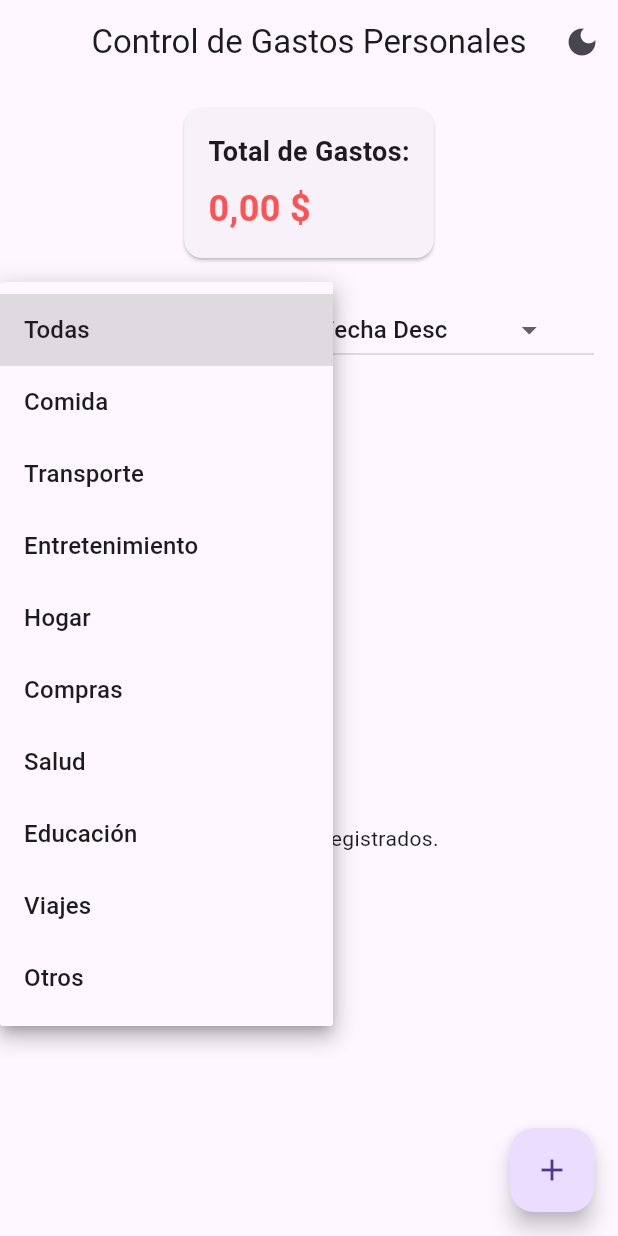
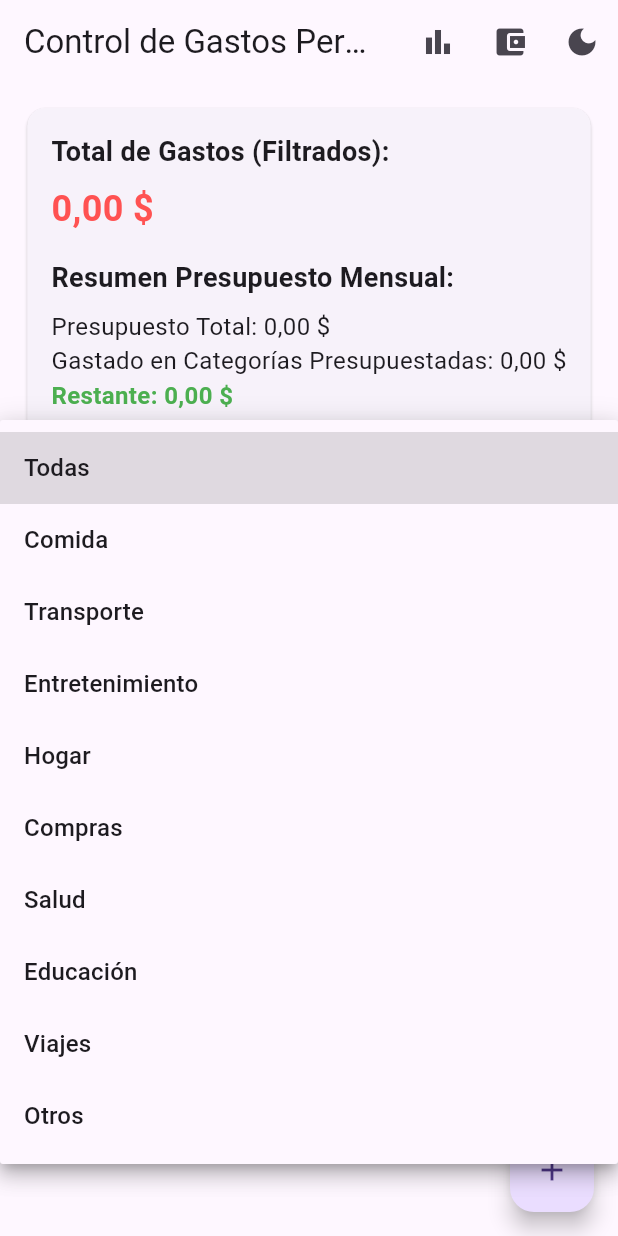
Before and after one commit to red170/PPA-ExpenseApp, a Flutter app: the screen it shows after launch, after a tap on "Todas", on a phone screen of 412 x 824 dp. Run offline on Flutter 3.47's test engine with Material 3 defaults, Android fonts, the phone set to English and light mode, and no system bars; our stand-ins replace shared_preferences, sqflite, sqflite_common_ffi; accounts and stored records are empty.

Commit message:
Agregados de Funciones
-Gestión de Presupuestos por Categoría: Permite establecer y controlar límites de gasto para cada categoría.

-Resumen Mensual de Gastos: Visualiza el total gastado por categoría para un mes y año específicos.

-Filtro de Gastos por Categoría: Facilita la visualización de transacciones de categorías específicas.

- Ordenamiento de Gastos: Permite organizar la lista de gastos por fecha, monto o descripción.

```diff
--- a/expense_tracker_app/lib/database/database_helper.dart
+++ b/expense_tracker_app/lib/database/database_helper.dart
@@ -1,8 +1,9 @@
 import 'package:sqflite/sqflite.dart';
 import 'package:path/path.dart';
 import '../models/expense.dart'; // Define cómo se guarda un gasto
+import '../models/budget.dart'; // Define cómo se guarda un presupuesto
 
-// Esta clase ayuda a guardar, leer, actualizar y borrar los gastos en la base de datos
+// Esta clase ayuda a guardar, leer, actualizar y borrar los gastos y presupuestos en la base de datos
 class DatabaseHelper {
   // Crea una única instancia de esta clase (para no tener varias conexiones a la base de datos)
   static final DatabaseHelper _instance = DatabaseHelper._internal();
@@ -33,38 +34,67 @@ class DatabaseHelper {
     // Crea la ruta completa al archivo de la base de datos
     String path = join(documentsPath, 'expenses.db');
 
-    // Abre el archivo de la base de datos. Si no existe, llama a _onCreate para crearla.
+    // Abre la base de datos. Si no existe, onCreate se llama para crearla.
     return await openDatabase(
       path,
-      version: 1, // La versión de la base de datos
+      version: 2, // La versión de la base de datos
       onCreate: _onCreate, // Función para crear las tablas la primera vez
+      onUpgrade: _onUpgrade, // Función para actualizar la base de datos si la versión cambia
     );
   }
 
-  // Crea la tabla 'expenses' (gastos) en la base de datos
+  // Crea las tablas 'expenses' y 'budgets' en la base de datos.
   Future<void> _onCreate(Database db, int version) async {
+    // Crea la tabla de gastos
     await db.execute(
       '''
       CREATE TABLE expenses(
-        id INTEGER PRIMARY KEY AUTOINCREMENT, -- Un número único para cada gasto
-        description TEXT, -- La descripción del gasto (texto)
-        category TEXT, -- La categoría del gasto (texto)
-        amount REAL, -- El monto del gasto (número con decimales)
-        date TEXT -- La fecha del gasto (guardada como texto)
+        id INTEGER PRIMARY KEY AUTOINCREMENT,
+        description TEXT,
+        category TEXT,
+        amount REAL,
+        date TEXT
+      )
+      ''',
+    );
+    // Crea la tabla de presupuestos
+    await db.execute(
+      '''
+      CREATE TABLE budgets(
+        id INTEGER PRIMARY KEY AUTOINCREMENT,
+        category TEXT UNIQUE, -- La categoría debe ser única para cada presupuesto
+        amount REAL
       )
       ''',
     );
   }
 
+  // Actualiza la base de datos si la versión cambia (para añadir nuevas tablas, etc.)
+  Future<void> _onUpgrade(Database db, int oldVersion, int newVersion) async {
+    if (oldVersion < 2) {
+      await db.execute(
+        '''
+      CREATE TABLE budgets(
+        id INTEGER PRIMARY KEY AUTOINCREMENT,
+        category TEXT UNIQUE,
+        amount REAL
+      )
+      ''',
+      );
+    }
+  }
+
+  // --- Métodos para Gastos ---
+
   // Guarda un nuevo gasto en la base de datos
   Future<int> insertExpense(Expense expense) async {
     Database db = await database;
-    // Inserta el gasto. Si ya existe uno con el mismo ID, lo reemplaza.
+    // Inserta el gasto. conflictAlgorithm reemplaza si hay conflicto de ID.
     return await db.insert('expenses', expense.toMap(), conflictAlgorithm: ConflictAlgorithm.replace);
   }
 
   // Obtiene todos los gastos guardados en la base de datos
-  // Ahora acepta parámetros opcionales para filtrar por categoría y ordenar
+  // Acepta parámetros opcionales para filtrar por categoría y ordenar
   Future<List<Expense>> getExpenses({String? categoryFilter, String? orderBy}) async {
     Database db = await database;
 
@@ -90,41 +120,127 @@ class DatabaseHelper {
       order = 'date DESC';
     }
 
-
     // Consulta todos los registros de la tabla 'expenses' con filtro y ordenamiento opcionales.
     List<Map<String, dynamic>> maps = await db.query(
         'expenses',
         where: whereClause,
         whereArgs: whereArgs,
-        orderBy: order // Aplica el ordenamiento
+        orderBy: order
     );
 
-    // Convierte los resultados de la base de datos a una lista de objetos Expense
+    // Convierte la lista de Maps a una lista de objetos Expense.
     return List.generate(maps.length, (i) {
       return Expense.fromMap(maps[i]);
     });
   }
 
-  // Actualiza la información de un gasto que ya existe
+  // Actualiza un gasto existente en la base de datos.
   Future<int> updateExpense(Expense expense) async {
     Database db = await database;
-    // Busca el gasto por su ID y actualiza sus datos
+    // Actualiza el gasto donde el ID coincide.
     return await db.update(
       'expenses',
       expense.toMap(),
-      where: 'id = ?', // Busca el gasto con este ID
-      whereArgs: [expense.id], // El valor del ID a buscar
+      where: 'id = ?',
+      whereArgs: [expense.id],
     );
   }
 
-  // Borra un gasto de la base de datos usando su ID
+  // Elimina un gasto de la base de datos.
   Future<int> deleteExpense(int id) async {
     Database db = await database;
-    // Borra el gasto con el ID especificado
+    // Elimina el gasto donde el ID coincide.
     return await db.delete(
       'expenses',
-      where: 'id = ?', // Busca el gasto con este ID
-      whereArgs: [id], // El valor del ID a borrar
+      where: 'id = ?',
+      whereArgs: [id],
     );
   }
+
+  // --- Nuevos Métodos para Presupuestos ---
+
+  // Guarda un nuevo presupuesto en la base de datos.
+  Future<int> insertBudget(Budget budget) async {
+    Database db = await database;
+    // Inserta el presupuesto. Si la categoría ya existe, la actualiza.
+    return await db.insert('budgets', budget.toMap(), conflictAlgorithm: ConflictAlgorithm.replace);
+  }
+
+  // Obtiene todos los presupuestos guardados.
+  Future<List<Budget>> getBudgets() async {
+    Database db = await database;
+    List<Map<String, dynamic>> maps = await db.query('budgets');
+    return List.generate(maps.length, (i) {
+      return Budget.fromMap(maps[i]);
+    });
+  }
+
+  // Actualiza un presupuesto existente.
+  Future<int> updateBudget(Budget budget) async {
+    Database db = await database;
+    return await db.update(
+      'budgets',
+      budget.toMap(),
+      where: 'id = ?',
+      whereArgs: [budget.id],
+    );
+  }
+
+  // Elimina un presupuesto por su ID.
+  Future<int> deleteBudget(int id) async {
+    Database db = await database;
+    return await db.delete(
+      'budgets',
+      where: 'id = ?',
+      whereArgs: [id],
+    );
+  }
+
+  // Obtiene el presupuesto para una categoría específica.
+  Future<Budget?> getBudgetByCategory(String category) async {
+    Database db = await database;
+    List<Map<String, dynamic>> maps = await db.query(
+      'budgets',
+      where: 'category = ?',
+      whereArgs: [category],
+    );
+    if (maps.isNotEmpty) {
+      return Budget.fromMap(maps.first);
+    }
+    return null;
+  }
+
+  // Obtiene el gasto total para una categoría en un mes y año específicos.
+  Future<double> getTotalSpentByCategoryAndPeriod(String category, int month, int year) async {
+    Database db = await database;
+    // Formato de fecha usado en la base de datos es ISO 8601 (YYYY-MM-DDTHH:MM:SS.sss)
+    // Filtramos por el año y mes.
+    final List<Map<String, dynamic>> result = await db.rawQuery('''
+      SELECT SUM(amount) as total
+      FROM expenses
+      WHERE category = ? AND STRFTIME('%Y', date) = ? AND STRFTIME('%m', date) = ?
+    ''', [category, year.toString(), month.toString().padLeft(2, '0')]);
+
+    if (result.isNotEmpty && result.first['total'] != null) {
+      return result.first['total'] as double;
+    }
+    return 0.0;
+  }
+
+  // Obtiene el gasto total para todas las categorías en un mes y año específicos.
+  Future<Map<String, double>> getMonthlyCategorySummary(int month, int year) async {
+    Database db = await database;
+    final List<Map<String, dynamic>> result = await db.rawQuery('''
+      SELECT category, SUM(amount) as total
+      FROM expenses
+      WHERE STRFTIME('%Y', date) = ? AND STRFTIME('%m', date) = ?
+      GROUP BY category
+    ''', [year.toString(), month.toString().padLeft(2, '0')]);
+
+    Map<String, double> summary = {};
+    for (var row in result) {
+      summary[row['category']] = row['total'] as double;
+    }
+    return summary;
+  }
 }
--- a/expense_tracker_app/lib/main.dart
+++ b/expense_tracker_app/lib/main.dart
@@ -1,5 +1,7 @@
 import 'package:flutter/material.dart';
 import 'screens/home_screen.dart'; // Carga la pantalla principal de la app
+import 'package:flutter_localizations/flutter_localizations.dart';
+
 
 // Importaciones para configurar la base de datos en diferentes sistemas
 import 'package:sqflite_common_ffi/sqflite_ffi.dart';
@@ -104,6 +106,17 @@ class _MyAppState extends State<MyApp> {
       // La pantalla inicial, le pasamos la función para cambiar el tema
       home: HomeScreen(toggleTheme: _toggleTheme),
       debugShowCheckedModeBanner: false, // Oculta una etiqueta de prueba
+
+      localizationsDelegates: const [
+        GlobalMaterialLocalizations.delegate,
+        GlobalWidgetsLocalizations.delegate,
+        GlobalCupertinoLocalizations.delegate,
+      ],
+      supportedLocales: const [
+        Locale('en', ''), // Inglés
+        Locale('es', ''), // Español
+        Locale('es', 'SV'), // Español de El Salvador (opcional, si quieres más específico)
+      ],
     );
   }
 }
--- /dev/null
+++ b/expense_tracker_app/lib/models/budget.dart
@@ -0,0 +1,31 @@
+// Define cómo se ve un presupuesto.
+class Budget {
+  int? id; // ID único para la base de datos (opcional, se auto-genera)
+  String category; // La categoría a la que aplica este presupuesto
+  double amount; // El monto del presupuesto para esa categoría
+
+  // Constructor para crear una instancia de Budget.
+  Budget({
+    this.id,
+    required this.category,
+    required this.amount,
+  });
+
+  // Convierte un objeto Budget a un Map. Útil para insertar en la base de datos.
+  Map<String, dynamic> toMap() {
+    return {
+      'id': id,
+      'category': category,
+      'amount': amount,
+    };
+  }
+
+  // Crea un objeto Budget a partir de un Map. Útil para leer desde la base de datos.
+  factory Budget.fromMap(Map<String, dynamic> map) {
+    return Budget(
+      id: map['id'],
+      category: map['category'],
+      amount: map['amount'],
+    );
+  }
+}
--- a/expense_tracker_app/lib/screens/home_screen.dart
+++ b/expense_tracker_app/lib/screens/home_screen.dart
@@ -3,8 +3,10 @@ import '../models/expense.dart'; // Define cómo es un gasto
 import '../database/database_helper.dart'; // Para manejar la base de datos
 import 'add_edit_expense_screen.dart'; // La pantalla para añadir/editar gastos
 import 'package:intl/intl.dart'; // Para dar formato a números y fechas
-// La importación de add_edit_expense_screen.dart ya está arriba, no necesitas duplicarla.
-// import 'add_edit_expense_screen.dart'; // Importa la pantalla para acceder a la lista de categorías
+import 'add_edit_expense_screen.dart'; // Importa la pantalla para acceder a la lista de categorías
+import '../models/budget.dart'; // Importa el modelo de presupuesto
+import 'budget_management_screen.dart'; // Importa la pantalla de gestión de presupuestos
+import 'summary_screen.dart'; // Importa la pantalla de resumen
 
 
 // Esta es la pantalla principal que muestra los gastos y el total
@@ -33,8 +35,7 @@ class _HomeScreenState extends State<HomeScreen> {
   String _selectedOrder = 'Fecha Desc'; // Criterio de ordenamiento seleccionado
 
   // Opciones para el filtro de categoría (incluye 'Todas')
-  // Ahora usa la lista 'categories' pública importada de AddEditExpenseScreen
-  List<String> _categoryFilterOptions = ['Todas', ...categories]; // Usa la lista 'categories'
+  List<String> _categoryFilterOptions = ['Todas', ...categories];
 
   // Opciones para el ordenamiento
   final List<String> _orderByOptions = [
@@ -46,6 +47,10 @@ class _HomeScreenState extends State<HomeScreen> {
     'Descripción Desc',
   ];
 
+  // Variables para el resumen de presupuesto
+  double _totalBudgetForMonth = 0.0;
+  double _totalSpentInBudgetedCategories = 0.0;
+
 
   // Se ejecuta justo cuando la pantalla aparece por primera vez
   @override
@@ -54,7 +59,13 @@ class _HomeScreenState extends State<HomeScreen> {
     // Inicializa el filtro de categoría con 'Todas'
     _selectedCategoryFilter = _categoryFilterOptions.first;
     // Carga los gastos guardados en la base de datos con el filtro y ordenamiento iniciales
-    _loadExpenses();
+    _loadExpensesAndBudgets(); // Nueva función para cargar ambos
+  }
+
+  // Carga los gastos y los datos de presupuesto
+  Future<void> _loadExpensesAndBudgets() async {
+    await _loadExpenses(); // Carga los gastos
+    await _loadBudgetSummary(); // Carga el resumen del presupuesto
   }
 
   // Carga los gastos desde la base de datos aplicando el filtro y ordenamiento actuales
@@ -83,6 +94,30 @@ class _HomeScreenState extends State<HomeScreen> {
     });
   }
 
+  // Carga el resumen de los presupuestos para el mes actual
+  Future<void> _loadBudgetSummary() async {
+    final currentMonth = DateTime.now().month;
+    final currentYear = DateTime.now().year;
+
+    List<Budget> budgets = await _dbHelper.getBudgets();
+    double totalBudget = 0.0;
+    double totalSpent = 0.0;
+
+    for (var budget in budgets) {
+      totalBudget += budget.amount;
+      // Obtiene el gasto total para esta categoría en el mes actual
+      totalSpent += await _dbHelper.getTotalSpentByCategoryAndPeriod(
+          budget.category, currentMonth, currentYear);
+    }
+
+    if (!mounted) return;
+    setState(() {
+      _totalBudgetForMonth = totalBudget;
+      _totalSpentInBudgetedCategories = totalSpent;
+    });
+  }
+
+
   // Te lleva a la pantalla para añadir o cambiar un gasto
   void _navigateToAddEditExpense({Expense? expense}) async {
     // Espera a que vuelvas de la pantalla de añadir/editar
@@ -96,9 +131,9 @@ class _HomeScreenState extends State<HomeScreen> {
     // Si la pantalla ya no está visible, no hagas nada más
     if (!mounted) return;
 
-    // Si volviste y se guardó o borró algo (el resultado es true), recarga los gastos
+    // Si volviste y se guardó o borró algo (el resultado es true), recarga los gastos y presupuestos
     if (result == true) {
-      _loadExpenses(); // Recarga los gastos con el filtro y ordenamiento actuales
+      _loadExpensesAndBudgets();
     }
   }
 
@@ -127,7 +162,7 @@ class _HomeScreenState extends State<HomeScreen> {
                 if (!mounted) return;
 
                 // Recarga la lista de gastos en la pantalla
-                _loadExpenses(); // Recarga los gastos con el filtro y ordenamiento actuales
+                _loadExpensesAndBudgets(); // Recarga ambos
                 // Cierra el diálogo de confirmación
                 Navigator.of(context).pop();
               },
@@ -144,12 +179,41 @@ class _HomeScreenState extends State<HomeScreen> {
     // Herramienta para mostrar el total de gastos como moneda
     final currencyFormat = NumberFormat.currency(locale: 'es_SV', symbol: '\$'); // Formato para El Salvador
 
+    // Calcula el restante del presupuesto
+    final double budgetRemaining = _totalBudgetForMonth - _totalSpentInBudgetedCategories;
+    // Determina el color del restante
+    Color remainingColor = budgetRemaining >= 0 ? Colors.green : Colors.red;
+
     // Scaffold es la estructura básica de la pantalla (barra superior, cuerpo, etc.)
     return Scaffold(
       appBar: AppBar(
         title: const Text('Control de Gastos Personales'), // Título en la barra de arriba
         centerTitle: true, // Centra el título
         actions: [ // Acciones en la barra de la aplicación (como botones de icono)
+          // Botón para ir a la pantalla de Resumen
+          IconButton(
+            icon: const Icon(Icons.bar_chart),
+            tooltip: 'Ver Resumen',
+            onPressed: () async {
+              await Navigator.push(
+                context,
+                MaterialPageRoute(builder: (context) => const SummaryScreen()),
+              );
+              _loadExpensesAndBudgets(); // Recargar al volver
+            },
+          ),
+          // Botón para ir a la pantalla de Gestión de Presupuestos
+          IconButton(
+            icon: const Icon(Icons.account_balance_wallet),
+            tooltip: 'Gestionar Presupuestos',
+            onPressed: () async {
+              await Navigator.push(
+                context,
+                MaterialPageRoute(builder: (context) => const BudgetManagementScreen()),
+              );
+              _loadExpensesAndBudgets(); // Recargar al volver
+            },
+          ),
           // Botón para cambiar el tema (modo claro/oscuro)
           IconButton(
             // Icono cambia dependiendo del brillo actual del tema
@@ -172,7 +236,7 @@ class _HomeScreenState extends State<HomeScreen> {
                 crossAxisAlignment: CrossAxisAlignment.start, // Alinea el texto a la izquierda
                 children: [
                   const Text(
-                    'Total de Gastos:', // Etiqueta para el total
+                    'Total de Gastos (Filtrados):', // Etiqueta para el total
                     style: TextStyle(fontSize: 18.0, fontWeight: FontWeight.bold),
                   ),
                   const SizedBox(height: 8.0), // Espacio vertical
@@ -181,20 +245,37 @@ class _HomeScreenState extends State<HomeScreen> {
                     // El color rojo puede no verse bien en modo oscuro, podrías ajustarlo
                     style: const TextStyle(fontSize: 24.0, color: Colors.redAccent, fontWeight: FontWeight.bold), // Estilo del texto del total
                   ),
+                  const SizedBox(height: 16.0), // Espacio adicional
+                  const Text(
+                    'Resumen Presupuesto Mensual:',
+                    style: TextStyle(fontSize: 18.0, fontWeight: FontWeight.bold),
+                  ),
+                  const SizedBox(height: 8.0),
+                  Text(
+                    'Presupuesto Total: ${currencyFormat.format(_totalBudgetForMonth)}',
+                    style: const TextStyle(fontSize: 16.0),
+                  ),
+                  Text(
+                    'Gastado en Categorías Presupuestadas: ${currencyFormat.format(_totalSpentInBudgetedCategories)}',
+                    style: const TextStyle(fontSize: 16.0),
+                  ),
+                  Text(
+                    'Restante: ${currencyFormat.format(budgetRemaining)}',
+                    style: TextStyle(fontSize: 16.0, fontWeight: FontWeight.bold, color: remainingColor),
+                  ),
                 ],
               ),
             ),
           ),
-          // Fila para los controles de filtro y ordenamiento
+          // Columna para los controles de filtro y ordenamiento (AHORA VERTICAL)
           Padding(
             padding: const EdgeInsets.symmetric(horizontal: 16.0, vertical: 8.0),
-            child: Row(
-              mainAxisAlignment: MainAxisAlignment.spaceBetween, // Espacia los elementos
+            child: Column( // Cambiado de Row a Column
+              crossAxisAlignment: CrossAxisAlignment.stretch, // Estira los dropdowns horizontalmente
               children: [
                 // Dropdown para filtrar por categoría
-                Expanded( // Permite que el dropdown ocupe espacio
-                  child: DropdownButton<String>(
-                    hint: const Text('Filtrar por Categoría'),
+                DropdownButtonFormField<String>( // Usamos DropdownButtonFormField para mejor alineación en Column
+                  decoration: const InputDecoration(labelText: 'Filtrar por Categoría', border: OutlineInputBorder()), // Añade un borde
                   value: _selectedCategoryFilter,
                   items: _categoryFilterOptions.map((String category) {
                     return DropdownMenuItem<String>(
@@ -206,15 +287,13 @@ class _HomeScreenState extends State<HomeScreen> {
                     setState(() {
                       _selectedCategoryFilter = newValue; // Actualiza el filtro seleccionado
                     });
-                      _loadExpenses(); // Recarga los gastos con el nuevo filtro
+                    _loadExpensesAndBudgets(); // Recarga los gastos con el nuevo filtro y presupuesto
                   },
                 ),
-                ),
-                const SizedBox(width: 16.0), // Espacio entre dropdowns
+                const SizedBox(height: 12.0), // Espacio vertical entre dropdowns
                 // Dropdown para ordenar
-                Expanded( // Permite que el dropdown ocupe espacio
-                  child: DropdownButton<String>(
-                    hint: const Text('Ordenar por'),
+                DropdownButtonFormField<String>( // Usamos DropdownButtonFormField
+                  decoration: const InputDecoration(labelText: 'Ordenar por', border: OutlineInputBorder()), // Añade un borde
                   value: _selectedOrder,
                   items: _orderByOptions.map((String order) {
                     return DropdownMenuItem<String>(
@@ -226,9 +305,8 @@ class _HomeScreenState extends State<HomeScreen> {
                     setState(() {
                       _selectedOrder = newValue!; // Actualiza el orden seleccionado
                     });
-                      _loadExpenses(); // Recarga los gastos con el nuevo orden
+                    _loadExpensesAndBudgets(); // Recarga los gastos con el nuevo orden y presupuesto
                   },
-                  ),
                 ),
               ],
             ),
@@ -304,7 +382,7 @@ class _HomeScreenState extends State<HomeScreen> {
         ],
       ),
       // Un botón que flota en la esquina para añadir un nuevo gasto
-      floatingActionButton: FloatingActionButton( // CORREGIDO: FloatingActionButton
+      floatingActionButton: FloatingActionButton(
         onPressed: () {
           _navigateToAddEditExpense(); // Al tocar, va a la pantalla para añadir un nuevo gasto
         },
--- a/expense_tracker_app/pubspec.yaml
+++ b/expense_tracker_app/pubspec.yaml
@@ -36,9 +36,11 @@ dependencies:
   cupertino_icons: ^1.0.8
   sqflite: ^2.3.0
   path_provider: ^2.1.1
-  intl: ^0.18.0
+  intl: ^0.19.0
   sqflite_common_ffi: ^2.3.0
   shared_preferences: ^2.2.0
+  flutter_localizations:
+    sdk: flutter
 
 dev_dependencies:
   flutter_test:
```
Also changed, not shown: expense_tracker_app/lib/screens/budget_management_screen.dart (added, +204 -0 lines), expense_tracker_app/lib/screens/summary_screen.dart (added, +147 -0 lines), expense_tracker_app/pubspec.lock, 5 other files. Lines whose indentation alone changed are shown as unchanged.
